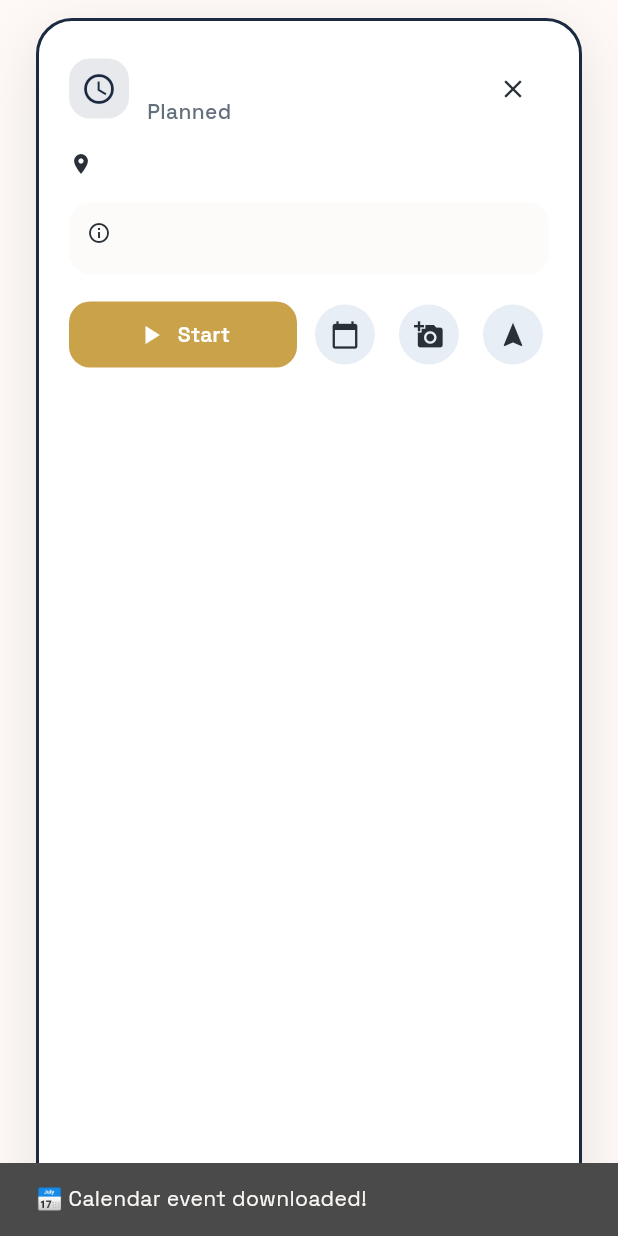
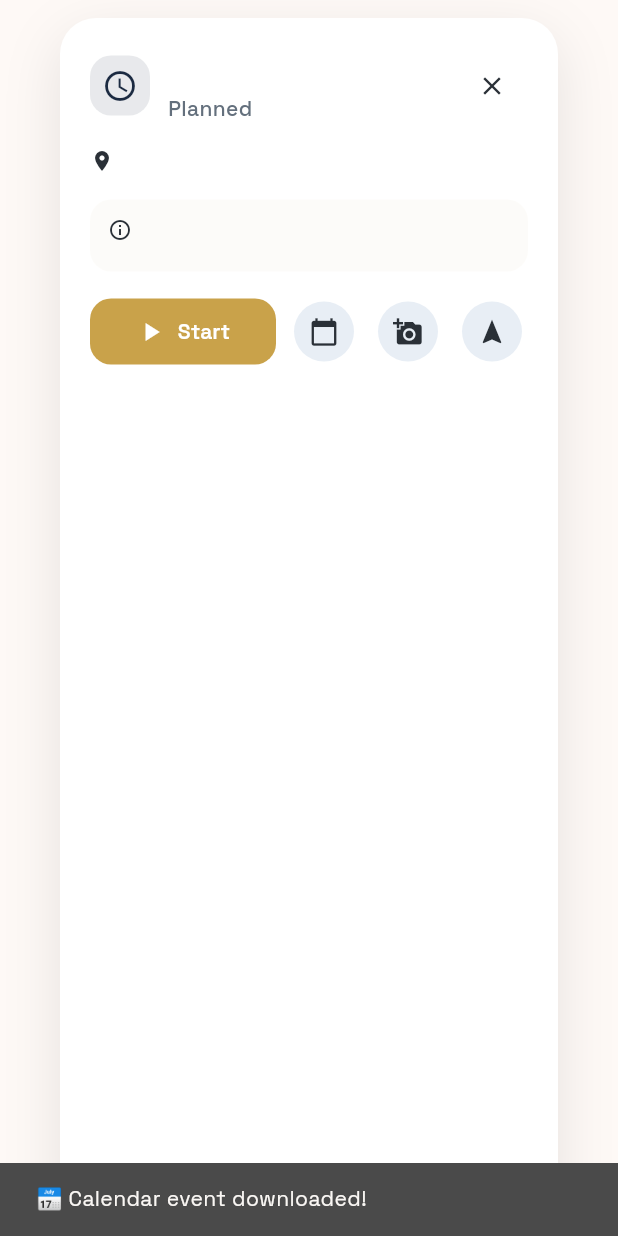
Before and after one commit to MorganMind/merryway-app, a Flutter app: the LiveExperienceCard widget shown alone on an empty page, opened directly with empty values, after a tap on the "calendar today" icon, on a phone screen of 412 x 824 dp. Run offline on Flutter 3.47's test engine with Material 3 defaults, Android fonts, the phone set to English and light mode, and no system bars; our stand-ins replace auto_size_text, connectivity_plus, cross_file, dio, dotted_border, equatable and 19 more; missing offline and left inert: app, dart:html, dart:ui_web, desktop_drop, fetch_client, flutter_sound and 1 more; accounts and stored records are empty; network calls fail; project files that could hold a hidden picture were left out.

Commit message:
Fix live experience card styling issues
- Removed black border that was creating unwanted line under the card
- Added extra horizontal padding (+16px) to prevent card from touching screen edges
- Improved visual spacing and layout of live experience tiles

```diff
--- a/lib/modules/experiences/widgets/live_experience_card.dart
+++ b/lib/modules/experiences/widgets/live_experience_card.dart
@@ -301,16 +301,13 @@ END:VCALENDAR''';
 
     return Container(
       margin: EdgeInsets.symmetric(
-        horizontal: RedesignTokens.getGutter(screenWidth),
+        horizontal: RedesignTokens.getGutter(screenWidth) + 16, // Added extra padding
         vertical: RedesignTokens.space12,
       ),
       decoration: BoxDecoration(
         color: Colors.white,
         borderRadius: BorderRadius.circular(RedesignTokens.radiusCard),
-        border: Border.all(
-          color: isLive ? RedesignTokens.accentGold : RedesignTokens.primary,
-          width: 2,
-        ),
+        // Removed the border that was creating the black line
         boxShadow: RedesignTokens.shadowLevel2,
       ),
       child: Padding(
```
